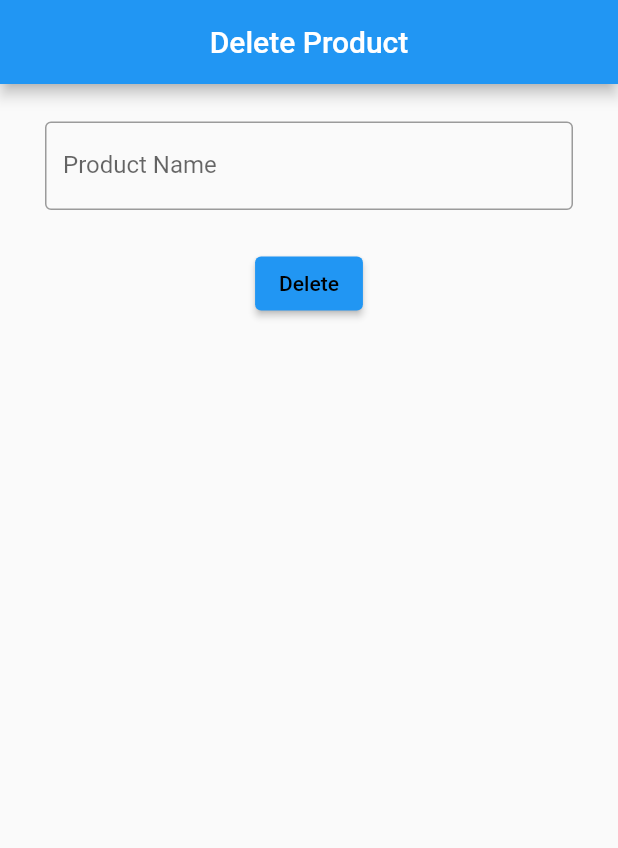
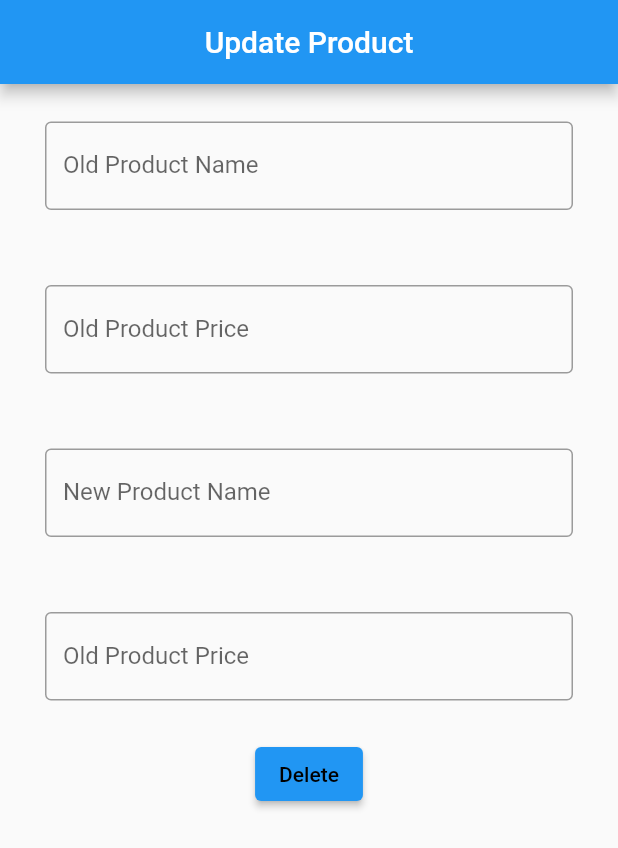
Before and after one commit to Boyka89cid/crud_operations, a Flutter app: the screen it shows after launch, after a tap on "Delete", on a phone screen of 412 x 824 dp. Shown: the top 848 px of the screen. Run offline on Flutter 3.47's test engine with Material 2 defaults, Android fonts, the phone set to English and light mode, and no system bars; our stand-ins replace cloud_firestore, firebase_auth, firebase_core; accounts and stored records are empty; network calls fail.

Commit message:
all crud operations(till 05-07-2021)

```diff
--- a/lib/authentication/auth.dart
+++ b/lib/authentication/auth.dart
@@ -8,9 +8,9 @@ class AuthService
     try
         {
           await _auth.signInWithEmailAndPassword(email: email, password: password);
-          User? user=FirebaseAuth.instance.currentUser;
+          User user=FirebaseAuth.instance.currentUser;
           if(user==null)
-            print("naa");
+            print("no");
           print(user?.uid.toString());
           return user;
         } on FirebaseAuthException catch(e)
--- a/lib/main.dart
+++ b/lib/main.dart
@@ -1,6 +1,8 @@
 import 'package:crud_operations/authentication/auth.dart';
 import 'package:crud_operations/operation_screens/add_product.dart';
 import 'package:crud_operations/operation_screens/delete_product.dart';
+import 'package:crud_operations/operation_screens/show_products.dart';
+import 'package:crud_operations/operation_screens/update_product.dart';
 import 'package:firebase_auth/firebase_auth.dart';
 import 'package:firebase_core/firebase_core.dart';
 import 'package:flutter/material.dart';
@@ -11,7 +13,7 @@ Future<void > main() async
   await Firebase.initializeApp();
   runApp(
     MaterialApp(
-      home: DeleteProduct(),
+      home: UpdateProduct(),
     )
   );
 }
--- a/lib/operation_screens/delete_product.dart
+++ b/lib/operation_screens/delete_product.dart
@@ -1,5 +1,4 @@
-import 'dart:convert';
-import 'dart:html';
+
 import 'package:cloud_firestore/cloud_firestore.dart';
 import 'package:crud_operations/operation_screens/show_products.dart';
 import 'package:flutter/material.dart';
@@ -32,26 +31,17 @@ class DeleteProduct extends StatelessWidget
           ElevatedButton(
             onPressed: () async
             {
-              //FirebaseFirestore _db = FirebaseFirestore.instance;
-              //stream : FirebaseFirestore.instance.collection('Products').snapshots().map((snapshot) => snapshot.docs.map((e) => Entry.));
-              //Query<Map<String,dynamic>> documentReference=FirebaseFirestore.instance.collection('Products').where('name',isEqualTo: deleteProductName.text.toString().trim());
-              //documentReference.get()
-              //Query<Map<String,dynamic>> a= FirebaseFirestore.instance.collection('Products').where('name',isEqualTo: deleteProductName.text.toString().trim());
-              //var s=await FirebaseFirestore.instance.collection('Products').where('name',isEqualTo: deleteProductName.text.toString().trim()).get();
-              //print(s);
-              //await FirebaseFirestore.instance.collection('Products')
-              //String id=FirebaseFirestore.instance.collection('Products').id;
-              //Map<String, dynamic> user = jsonDecode(a);
-              //print(a);
-              //DocumentReference document=FirebaseFirestore.instance.collection('Products').doc();
-              //DocumentSnapshot docSnap=await document.get();
-              //var docID=docSnap.reference.id;
-              //print(docID.toString());
-             //await FirebaseFirestore.instance.collection('Products').where('name',isEqualTo: deleteProductName.text.toString().trim()).get();
-              /*StreamBuilder<QuerySnapshot>(
-                stream: FirebaseFirestore.instance.collection('Products').snapshots().map((event) => e),
-                builder: (context,snapshot),
-              );*/
+              CollectionReference collection = FirebaseFirestore.instance.collection('Products');
+              collection.snapshots().listen((event) async {
+            for (var doc in event.docs)
+            {
+              final  name=doc.data()['name'];
+              if(name==deleteProductName.text.toString().trim())
+              {
+                var docId=doc.id;
+                await FirebaseFirestore.instance.collection('Products').doc(docId).delete().whenComplete(() {print('deleted');});
+              }
+            }});
             },
             child: Text("Delete",style: TextStyle(color: Colors.black)),
           )
--- /dev/null
+++ b/lib/operation_screens/update_product.dart
@@ -0,0 +1,96 @@
+
+import 'package:cloud_firestore/cloud_firestore.dart';
+import 'package:crud_operations/operation_screens/show_products.dart';
+import 'package:flutter/material.dart';
+
+class UpdateProduct extends StatelessWidget
+{
+  @override
+  Widget build(BuildContext context)
+  {
+    final TextEditingController oldProductName=TextEditingController();
+    final TextEditingController oldProductPrice=TextEditingController();
+    final TextEditingController newProductName=TextEditingController();
+    final TextEditingController newProductPrice=TextEditingController();
+    return Scaffold(
+      appBar: AppBar(
+          title: Text("Update Product"),
+          centerTitle: true
+      ),
+      body: Column(
+        children: <Widget>[
+          Container(
+            margin: EdgeInsets.only(top: 25.0,bottom: 25.0),
+            padding: EdgeInsets.only(left: 30.0,right: 30.0),
+            child: TextField(
+                controller: oldProductName,
+                decoration: InputDecoration(
+                    border: OutlineInputBorder(),
+                    hintText: 'Enter Old Product Name',
+                    labelText: 'Old Product Name'
+                )
+            ),
+          ),
+          Container(
+            margin: EdgeInsets.only(top: 25.0,bottom: 25.0),
+            padding: EdgeInsets.only(left: 30.0,right: 30.0),
+            child: TextField(
+                controller: oldProductPrice,
+                decoration: InputDecoration(
+                    border: OutlineInputBorder(),
+                    hintText: 'Enter Old Product Price',
+                    labelText: 'Old Product Price'
+                )
+            ),
+          ),
+          Container(
+            margin: EdgeInsets.only(top: 25.0,bottom: 25.0),
+            padding: EdgeInsets.only(left: 30.0,right: 30.0),
+            child: TextField(
+                controller: newProductName,
+                decoration: InputDecoration(
+                    border: OutlineInputBorder(),
+                    hintText: 'Enter New Product Name',
+                    labelText: 'New Product Name'
+                )
+            ),
+          ),
+          Container(
+            margin: EdgeInsets.only(top: 25.0,bottom: 25.0),
+            padding: EdgeInsets.only(left: 30.0,right: 30.0),
+            child: TextField(
+                controller: newProductPrice,
+                decoration: InputDecoration(
+                    border: OutlineInputBorder(),
+                    hintText: 'Enter New Product Price',
+                    labelText: 'Old Product Price'
+                )
+            ),
+          ),
+          ElevatedButton(
+            onPressed: () async
+            {
+              CollectionReference collection = FirebaseFirestore.instance.collection('Products');
+              collection.snapshots().listen((event) async {
+                for (var doc in event.docs)
+                {
+                  final  name=doc.data()['name'];
+                  if(name==oldProductName.text.toString().trim())
+                  {
+                    var oldDocId=doc.id;
+                    Map<String,dynamic> newValues=
+                    {
+                      'name':newProductName.text.toString().trim(),
+                      'price':int.tryParse(newProductPrice.text.toString().trim())
+                    };
+                    await FirebaseFirestore.instance.collection('Products').doc(oldDocId).update(newValues).whenComplete((){ print('updated');});
+                  }
+                }});
+            },
+            child: Text("Delete",style: TextStyle(color: Colors.black)),
+          )
+        ],
+      ),
+    );
+  }
+}
```
Also changed, not shown: lib/operation_screens/show_products.dart (+19 -20 lines), pubspec.yaml (+4 -18 lines), pubspec.lock.
